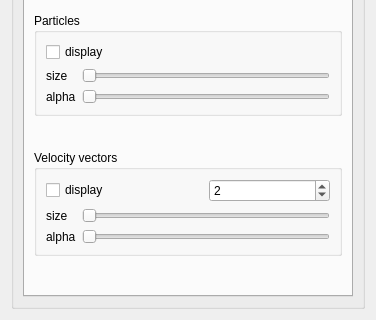
Above: src/formobjectcontrol.ui from jcldc/glnemo2 before the change; both pictures show x 0 to 376 and y 620 to 940 of the 376 by 940 pixel window. Below: the same form after it.
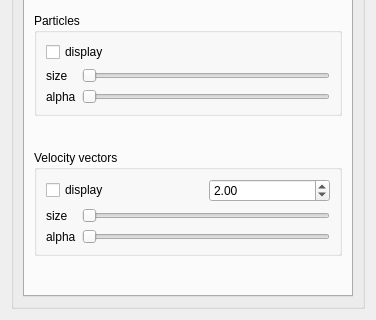
That is the form after the change. The open tabs and pages were chosen to show the change. Icons and pictures are not drawn.

Patch:
```diff
--- a/src/formobjectcontrol.ui
+++ b/src/formobjectcontrol.ui
@@ -6,7 +6,7 @@
    <rect>
     <x>0</x>
     <y>0</y>
-    <width>346</width>
+    <width>372</width>
     <height>940</height>
    </rect>
   </property>
@@ -936,22 +936,6 @@
                </property>
               </widget>
              </item>
-             <item row="0" column="2">
-              <widget class="QSpinBox" name="vel_spin">
-               <property name="sizePolicy">
-                <sizepolicy hsizetype="Preferred" vsizetype="Fixed">
-                 <horstretch>0</horstretch>
-                 <verstretch>0</verstretch>
-                </sizepolicy>
-               </property>
-               <property name="minimum">
-                <number>1</number>
-               </property>
-               <property name="value">
-                <number>2</number>
-               </property>
-              </widget>
-             </item>
              <item row="1" column="0">
               <widget class="QLabel" name="label_2">
                <property name="sizePolicy">
@@ -1007,6 +991,19 @@
                </property>
               </widget>
              </item>
+             <item row="0" column="2">
+              <widget class="QDoubleSpinBox" name="vel_spin">
+               <property name="sizePolicy">
+                <sizepolicy hsizetype="Preferred" vsizetype="Fixed">
+                 <horstretch>0</horstretch>
+                 <verstretch>0</verstretch>
+                </sizepolicy>
+               </property>
+               <property name="value">
+                <double>2.000000000000000</double>
+               </property>
+              </widget>
+             </item>
             </layout>
            </widget>
           </item>
```
Left out of the diff: 2 changed lines with no effect on the pictures.
